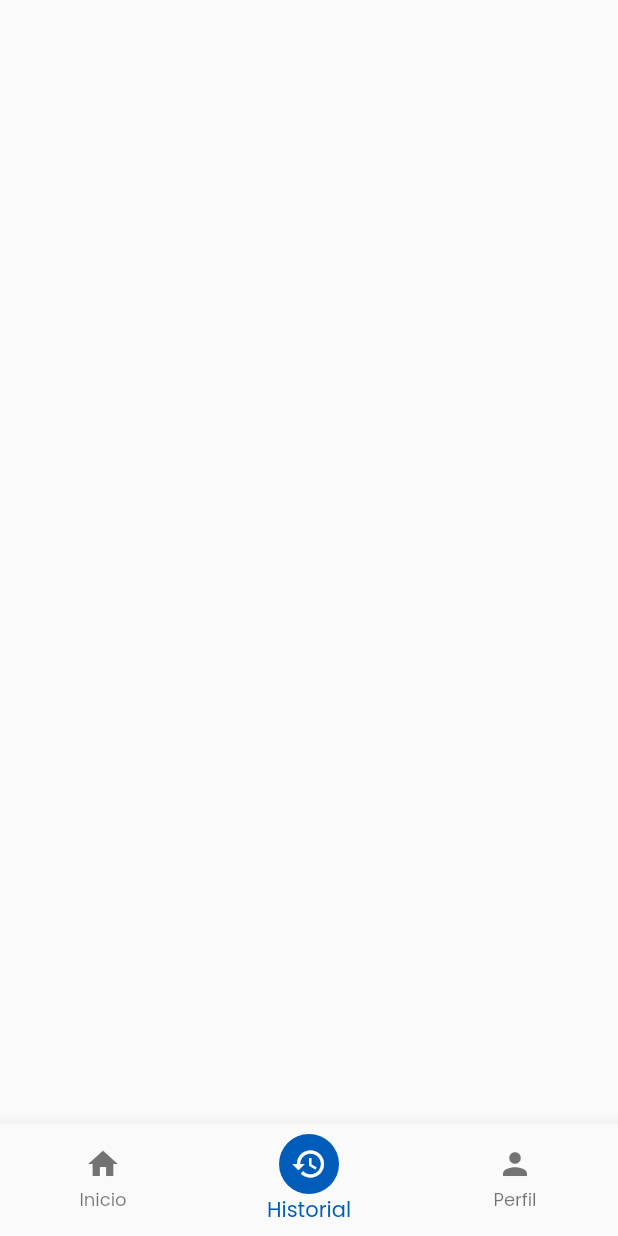
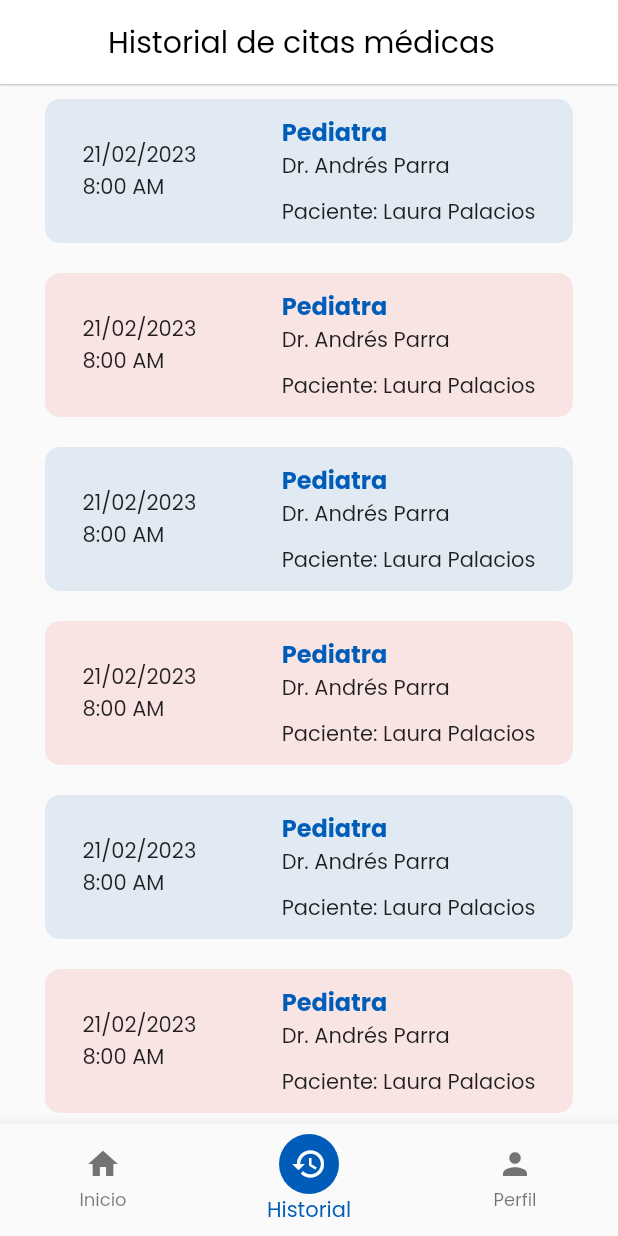
Before and after one commit to Andres-Parra2610/higea_app, a Flutter app: the PageTabScreen screen opened by its route, item 2 of the bottom bar chosen, on a phone screen of 412 x 824 dp. Run offline on Flutter 3.47's test engine with Material 2 defaults, Android fonts, the phone set to English and light mode, and no system bars; our stand-ins replace google_fonts.

Commit message:
TERMINADO: Página de historial de citas

```diff
--- /dev/null
+++ b/lib/screens/client/history_screen.dart
@@ -0,0 +1,65 @@
+import 'package:flutter/material.dart';
+import 'package:higea_app/styles/app_theme.dart';
+
+class HistoryScreen extends StatelessWidget {
+const HistoryScreen({ Key? key }) : super(key: key);
+
+  @override
+  Widget build(BuildContext context){
+    return Scaffold(
+      appBar: AppBar(
+        backgroundColor: Colors.white,
+        title: const Text('Historial de citas médicas', style: TextStyle(color: Colors.black, fontWeight: FontWeight.normal),),
+        elevation: 0.5,
+      ),
+      body: ListView.builder(
+        itemCount: 50,
+        itemBuilder: (context, index){
+          Color bgColor;
+
+          index % 2 == 0
+            ? bgColor = const Color(AppTheme.primaryColor).withOpacity(0.1)
+            : bgColor = const Color(AppTheme.secondaryColor).withOpacity(0.1);
+
+
+          return Container(
+            padding: const EdgeInsets.symmetric(horizontal: AppTheme.horizontalPadding, vertical: 10),
+            child: Container(
+              decoration: BoxDecoration(
+                borderRadius: BorderRadius.circular(10),
+                color: bgColor
+              ),
+              width: double.infinity,
+              child: Padding(
+                padding: const EdgeInsets.symmetric(horizontal: 25, vertical: 10),
+                child: Row(
+                  children: [
+                    Expanded(
+                      child: Column(
+                        crossAxisAlignment: CrossAxisAlignment.start,
+                        children: const [
+                          Text('21/02/2023'),
+                          Text('8:00 AM'),
+                        ],
+                      ),
+                    ),
+
+                    Column(
+                      crossAxisAlignment: CrossAxisAlignment.start,
+                      children: const[
+                        Text('Pediatra', style: TextStyle(fontSize: 16, color: Color(AppTheme.primaryColor), fontWeight: FontWeight.bold)),
+                        Text('Dr. Andrés Parra'),
+                        SizedBox(height: 10),
+                        Text('Paciente: Laura Palacios'),
+                      ],
+                    )
+                  ],
+                ),
+              ),
+            ),
+          );
+        }
+      ),
+    );
+  }
+}
--- a/lib/screens/client/page_tab_screen.dart
+++ b/lib/screens/client/page_tab_screen.dart
@@ -21,14 +21,14 @@ class _PageTabScreenState extends State<PageTabScreen> {
         physics: const NeverScrollableScrollPhysics(),
         children: [
           const HomeClientScreen(),
-          Container(),
+          const HistoryScreen(),
           Container(),
         ],
       ),
 
       bottomNavigationBar: NavigationBarWidget(
         setCurrentIndex: (int value){
-          controller.animateToPage(value, duration: const Duration(milliseconds: 500), curve: Curves.ease);
+          controller.animateToPage(value, duration: const Duration(milliseconds: 100), curve: Curves.ease);
         },
       ),
     );
--- a/lib/screens/screens.dart
+++ b/lib/screens/screens.dart
@@ -1,3 +1,5 @@
+export 'package:higea_app/screens/client/history_screen.dart';
+
 export 'package:higea_app/screens/client/appointment_screen.dart';
 export 'package:higea_app/screens/client/especiality_screen.dart';
 export 'package:higea_app/screens/client/page_tab_screen.dart';
```
